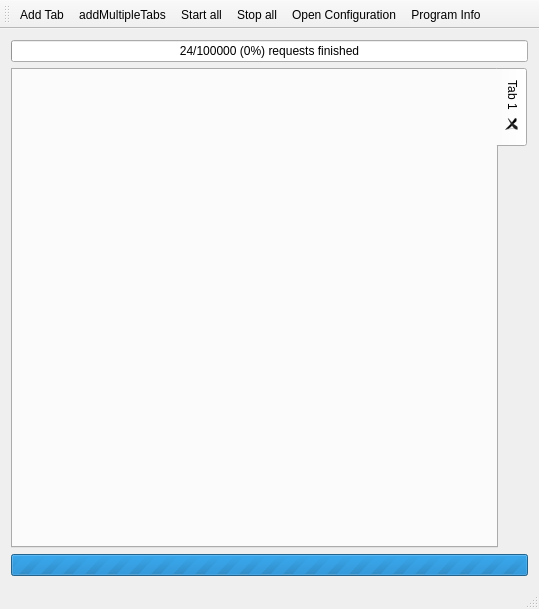
Above: mainwindow.ui from chrisdevchroma/fourchan-dl before the change. Below: the same form after it.
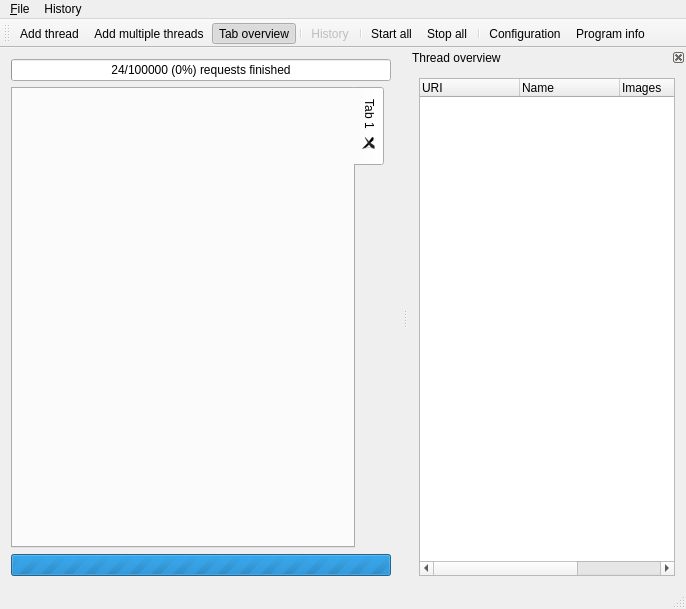
That is the form after the change. Icons and pictures are not drawn.

Patch:
```diff
--- a/mainwindow.ui
+++ b/mainwindow.ui
@@ -6,7 +6,7 @@
    <rect>
     <x>0</x>
     <y>0</y>
-    <width>539</width>
+    <width>686</width>
     <height>609</height>
    </rect>
   </property>
@@ -19,7 +19,20 @@
   </property>
   <widget class="QWidget" name="centralWidget">
    <layout class="QGridLayout" name="gridLayout">
-    <item row="2" column="0">
+    <item row="0" column="0" colspan="2">
+     <widget class="QProgressBar" name="pbOpenRequests">
+      <property name="maximum">
+       <number>999999999</number>
+      </property>
+      <property name="value">
+       <number>24</number>
+      </property>
+      <property name="format">
+       <string>%v/%m (%p%) requests finished</string>
+      </property>
+     </widget>
+    </item>
+    <item row="1" column="0">
      <widget class="QTabWidget" name="tabWidget">
       <property name="tabPosition">
        <enum>QTabWidget::East</enum>
@@ -43,20 +56,7 @@
       </widget>
      </widget>
     </item>
-    <item row="0" column="0">
-     <widget class="QProgressBar" name="pbOpenRequests">
-      <property name="maximum">
-       <number>999999999</number>
-      </property>
-      <property name="value">
-       <number>24</number>
-      </property>
-      <property name="format">
-       <string>%v/%m (%p%) requests finished</string>
-      </property>
-     </widget>
-    </item>
-    <item row="3" column="0">
+    <item row="2" column="0" colspan="2">
      <widget class="QProgressBar" name="pbPendingThumbnails">
       <property name="maximum">
        <number>0</number>
@@ -72,6 +72,15 @@
    </layout>
   </widget>
   <widget class="QToolBar" name="mainToolBar">
+   <property name="enabled">
+    <bool>true</bool>
+   </property>
+   <property name="movable">
+    <bool>true</bool>
+   </property>
+   <property name="toolButtonStyle">
+    <enum>Qt::ToolButtonIconOnly</enum>
+   </property>
    <attribute name="toolBarArea">
     <enum>TopToolBarArea</enum>
    </attribute>
@@ -80,19 +89,103 @@
    </attribute>
    <addaction name="actionAdd_Tab"/>
    <addaction name="actionAddMultipleTabs"/>
+   <addaction name="actionTabOverview"/>
+   <addaction name="separator"/>
+   <addaction name="actionHistory"/>
+   <addaction name="separator"/>
    <addaction name="actionStart_all"/>
    <addaction name="actionStop_all"/>
+   <addaction name="separator"/>
    <addaction name="actionOpen_Configuration"/>
    <addaction name="actionShowInfo"/>
   </widget>
   <widget class="QStatusBar" name="statusBar"/>
+  <widget class="QDockWidget" name="dockWidget">
+   <property name="features">
+    <set>QDockWidget::DockWidgetClosable|QDockWidget::DockWidgetMovable</set>
+   </property>
+   <property name="windowTitle">
+    <string>Thread overview</string>
+   </property>
+   <attribute name="dockWidgetArea">
+    <number>2</number>
+   </attribute>
+   <widget class="QWidget" name="dockWidgetContents">
+    <layout class="QGridLayout" name="gridLayout_2">
+     <item row="0" column="0">
+      <widget class="QTreeWidget" name="threadOverview">
+       <column>
+        <property name="text">
+         <string>URI</string>
+        </property>
+       </column>
+       <column>
+        <property name="text">
+         <string>Name</string>
+        </property>
+       </column>
+       <column>
+        <property name="text">
+         <string>Images</string>
+        </property>
+       </column>
+       <column>
+        <property name="text">
+         <string>Status</string>
+        </property>
+       </column>
+      </widget>
+     </item>
+    </layout>
+   </widget>
+  </widget>
+  <widget class="QMenuBar" name="menuBar">
+   <property name="geometry">
+    <rect>
+     <x>0</x>
+     <y>0</y>
+     <width>686</width>
+     <height>22</height>
+    </rect>
+   </property>
+   <widget class="QMenu" name="menuFile">
+    <property name="title">
+     <string>&amp;File</string>
+    </property>
+    <property name="icon">
+     <iconset resource="resources.qrc">
+      <normaloff>:/icons/resources/4chan.png</normaloff>:/icons/resources/4chan.png</iconset>
+    </property>
+    <addaction name="actionAdd_Tab"/>
+    <addaction name="actionAddMultipleTabs"/>
+    <addaction name="actionTabOverview"/>
+    <addaction name="separator"/>
+    <addaction name="actionStart_all"/>
+    <addaction name="actionStop_all"/>
+    <addaction name="separator"/>
+    <addaction name="actionOpen_Configuration"/>
+    <addaction name="separator"/>
+    <addaction name="actionExit"/>
+   </widget>
+   <widget class="QMenu" name="menuHistory">
+    <property name="title">
+     <string>History</string>
+    </property>
+    <property name="icon">
+     <iconset resource="resources.qrc">
+      <normaloff>:/icons/resources/remove.png</normaloff>:/icons/resources/remove.png</iconset>
+    </property>
+   </widget>
+   <addaction name="menuFile"/>
+   <addaction name="menuHistory"/>
+  </widget>
   <action name="actionAdd_Tab">
    <property name="icon">
     <iconset resource="resources.qrc">
      <normaloff>:/icons/resources/tab-new.png</normaloff>:/icons/resources/tab-new.png</iconset>
    </property>
    <property name="text">
-    <string>Add Tab</string>
+    <string>&amp;Add thread</string>
    </property>
    <property name="toolTip">
     <string>Add single tab</string>
@@ -104,7 +197,13 @@
      <normaloff>:/icons/resources/about.png</normaloff>:/icons/resources/about.png</iconset>
    </property>
    <property name="text">
-    <string>Program Info</string>
+    <string>Program info</string>
+   </property>
+   <property name="statusTip">
+    <string>Display program information</string>
+   </property>
+   <property name="shortcut">
+    <string>Ctrl+I</string>
    </property>
   </action>
   <action name="actionOpen_Configuration">
@@ -113,7 +212,13 @@
      <normaloff>:/icons/resources/settings.png</normaloff>:/icons/resources/settings.png</iconset>
    </property>
    <property name="text">
-    <string>Open Configuration</string>
+    <string>&amp;Configuration</string>
+   </property>
+   <property name="statusTip">
+    <string>Open configuration dialog</string>
+   </property>
+   <property name="shortcut">
+    <string>Ctrl+N</string>
    </property>
   </action>
   <action name="actionStart_all">
@@ -122,7 +227,13 @@
      <normaloff>:/icons/resources/media-playback-start.png</normaloff>:/icons/resources/media-playback-start.png</iconset>
    </property>
    <property name="text">
-    <string>Start all</string>
+    <string>&amp;Start all</string>
+   </property>
+   <property name="statusTip">
+    <string>Start all threads at once</string>
+   </property>
+   <property name="shortcut">
+    <string>Ctrl+S</string>
    </property>
   </action>
   <action name="actionStop_all">
@@ -131,7 +242,13 @@
      <normaloff>:/icons/resources/media-playback-stop.png</normaloff>:/icons/resources/media-playback-stop.png</iconset>
    </property>
    <property name="text">
-    <string>Stop all</string>
+    <string>S&amp;top all</string>
+   </property>
+   <property name="statusTip">
+    <string>Stop all threads at once</string>
+   </property>
+   <property name="shortcut">
+    <string>Ctrl+T</string>
    </property>
   </action>
   <action name="actionAddMultipleTabs">
@@ -140,10 +257,74 @@
      <normaloff>:/icons/resources/tab-++.png</normaloff>:/icons/resources/tab-++.png</iconset>
    </property>
    <property name="text">
-    <string>addMultipleTabs</string>
+    <string>Add &amp;multiple threads</string>
+   </property>
+   <property name="statusTip">
+    <string>Add multiple threads</string>
+   </property>
+   <property name="shortcut">
+    <string>Ctrl+M</string>
+   </property>
+  </action>
+  <action name="actionTabOverview">
+   <property name="checkable">
+    <bool>true</bool>
+   </property>
+   <property name="checked">
+    <bool>true</bool>
+   </property>
+   <property name="icon">
+    <iconset resource="resources.qrc">
+     <normaloff>:/icons/resources/list.png</normaloff>:/icons/resources/list.png</iconset>
+   </property>
+   <property name="text">
+    <string>Tab &amp;overview</string>
    </property>
    <property name="toolTip">
-    <string>Add multiple tabs</string>
+    <string>Thread Overview</string>
+   </property>
+   <property name="statusTip">
+    <string>Toggle thread overview window</string>
+   </property>
+   <property name="shortcut">
+    <string>Ctrl+O</string>
+   </property>
+  </action>
+  <action name="actionDebug">
+   <property name="text">
+    <string>Debug</string>
+   </property>
+   <property name="shortcut">
+    <string>Ctrl+D</string>
+   </property>
+  </action>
+  <action name="actionHistory">
+   <property name="enabled">
+    <bool>false</bool>
+   </property>
+   <property name="icon">
+    <iconset resource="resources.qrc">
+     <normaloff>:/icons/resources/remove.png</normaloff>:/icons/resources/remove.png</iconset>
+   </property>
+   <property name="text">
+    <string>History</string>
+   </property>
+   <property name="statusTip">
+    <string>History of closed threads</string>
+   </property>
+   <property name="softKeyRole">
+    <enum>QAction::PositiveSoftKey</enum>
+   </property>
+  </action>
+  <action name="actionExit">
+   <property name="text">
+    <string>&amp;Exit</string>
+   </property>
+   <property name="statusTip">
+    <string>Close program</string>
+   </property>
+   <property name="shortcut">
+    <string>Ctrl+Q</string>
    </property>
   </action>
  </widget>
```
Left out of the diff: 73 changed lines with no effect on the pictures.
